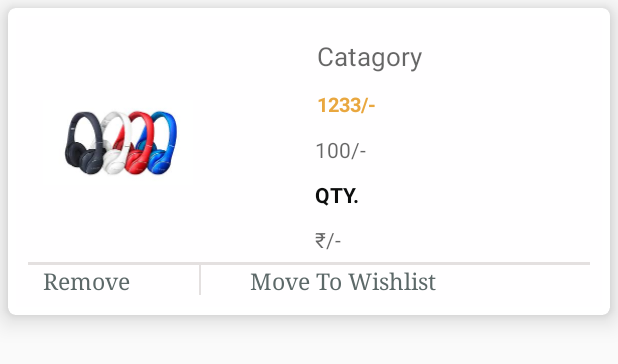
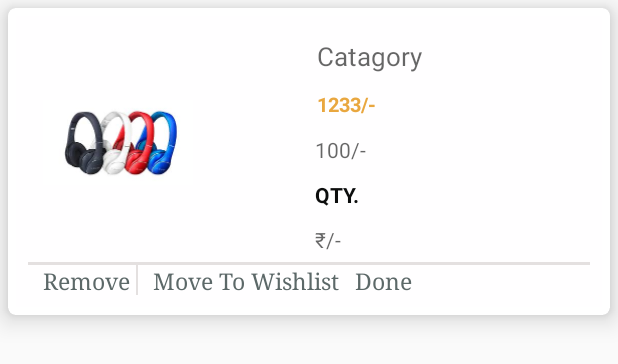
Before and after one commit to Sakshidubey2708/EcommerceProject, an Android app: the layout addtocart_adapter_layout.xml on its own in the app's theme, with its tools: preview values and no code run, on a phone screen of 412 x 824 dp. Shown: the top 364 px of the screen. Run offline under Robolectric (Android 15) with nearby library versions, the phone set to English and light mode, and no system bars.

Commit message:
16-jan-2020

```diff
--- a/app/src/main/java/com/bytes/tech/awizom/ecommerceproject/configure/HelperApi.java
+++ b/app/src/main/java/com/bytes/tech/awizom/ecommerceproject/configure/HelperApi.java
@@ -473,7 +473,7 @@ public class HelperApi extends AppCompatActivity {
             try {
                 OkHttpClient client = new OkHttpClient();
                 Request.Builder builder = new Request.Builder();
-                builder.url(AppConfig.BASE_URL_API + "/CartPost");
+                builder.url(AppConfig.BASE_URL_API + "/CartPost/"+productID);
                 builder.addHeader("Content-Type", "application/x-www-form-urlencoded");
                 builder.addHeader("Accept", "application/json");
                 FormBody.Builder parameters = new FormBody.Builder();
@@ -660,7 +660,7 @@ public class HelperApi extends AppCompatActivity {
             try {
                 OkHttpClient client = new OkHttpClient();
                 Request.Builder builder = new Request.Builder();
-                builder.url(AppConfig.BASE_URL_API + "/OrderDetailMainPost");
+                builder.url(AppConfig.BASE_URL_API + "/OrderDetailMainPost/"+ProductId);
                 builder.addHeader("Content-Type", "application/x-www-form-urlencoded");
                 builder.addHeader("Accept", "application/json");
                 FormBody.Builder parameters = new FormBody.Builder();
--- a/app/src/main/res/layout/addtocart_adapter_layout.xml
+++ b/app/src/main/res/layout/addtocart_adapter_layout.xml
@@ -183,7 +183,7 @@
                     android:layout_height="wrap_content">
                     <TextView
                         android:id="@+id/deleteButton"
-                        android:layout_width="100dp"
+                        android:layout_width="wrap_content"
                         android:layout_height="20dp"
                         android:text="Remove"
                         android:layout_marginLeft="10dp"
@@ -197,9 +197,20 @@
                         android:layout_marginLeft="4dp"/>
                     <TextView
                         android:id="@+id/bagbutton"
-                        android:layout_width="170dp"
+                        android:layout_width="wrap_content"
                         android:layout_height="20dp"
                         android:text="Move To Wishlist"
+                        android:layout_marginLeft="10dp"
+                        android:textColor="@color/grey_darks"
+                        android:fontFamily="serif"
+                        android:gravity="center"
+                        android:textSize="15sp"/>
+
+                    <TextView
+                        android:id="@+id/done"
+                        android:layout_width="wrap_content"
+                        android:layout_height="20dp"
+                        android:text="Done"
                         android:layout_marginLeft="10dp"
                         android:textColor="@color/grey_darks"
                         android:fontFamily="serif"
--- a/app/src/main/res/values/strings.xml
+++ b/app/src/main/res/values/strings.xml
@@ -15,4 +15,5 @@
     <string name="message">Welcom to ECommerce</string>
     <string name="note">Sign-up now to get <b>500 off + free shipping</b> on your first order</string>
     <string name="notification_activity">notify</string>
+    <string name="homeliving"><![CDATA[Home&living]]></string>
 </resources>
```
Also changed, not shown: app/src/main/java/com/bytes/tech/awizom/ecommerceproject/activity/CartActivity.java (+49 -61 lines), app/src/main/java/com/bytes/tech/awizom/ecommerceproject/activity/ProductDetailsActivity.java (+11 -9 lines), app/src/main/java/com/bytes/tech/awizom/ecommerceproject/adapter/CartAdapter.java (+55 -44 lines), app/src/main/res/menu/activity_main_drawer.xml (+18 -0 lines).
